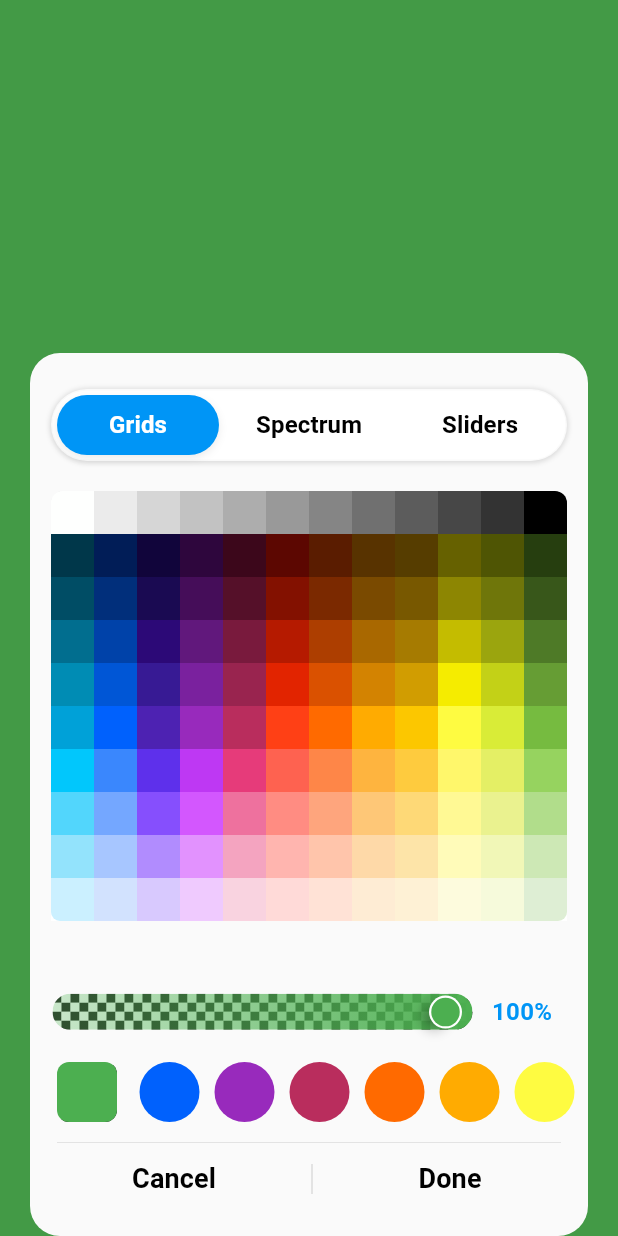
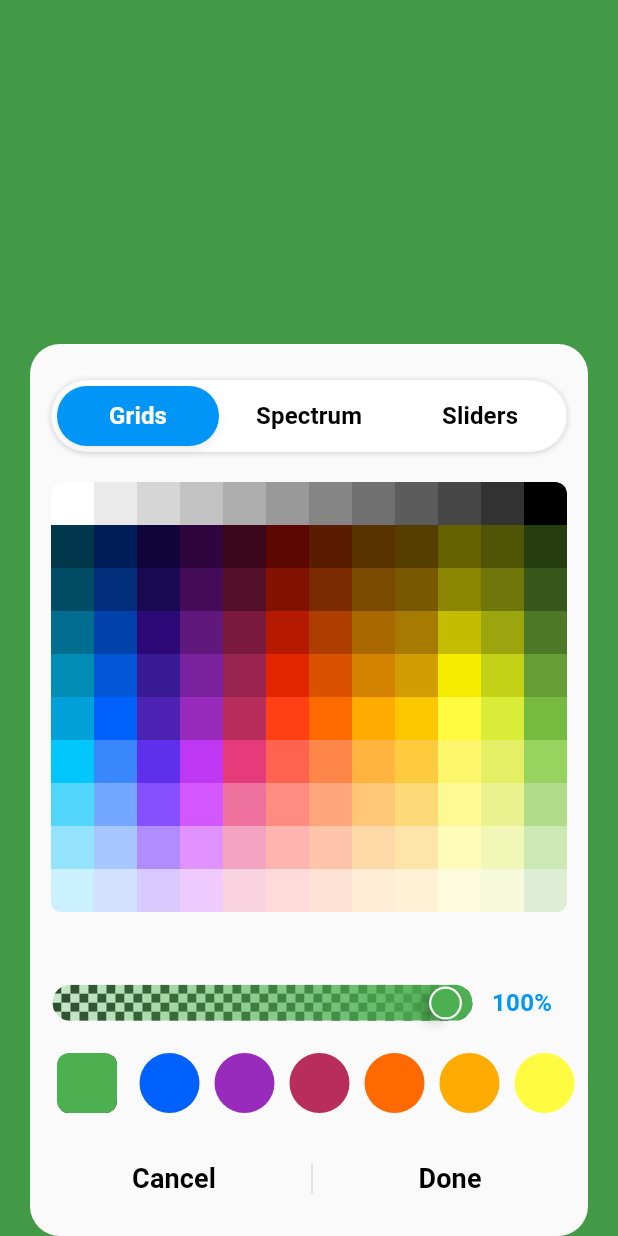
Before and after one commit to yunisrajabi/ios_color_picker, a Flutter app: the screen it shows after launch, after a tap on "Custom iOS for all", on a phone screen of 412 x 824 dp. Run offline on Flutter 3.47's test engine with Material 3 defaults, Android fonts, the phone set to English and light mode, and no system bars; our stand-ins replace plugin_platform_interface, shared_preferences, toastification; missing offline and left inert: super_tooltip; Roboto replaces fonts that are missing (Anaheim).

Commit message:
remove divider

```diff
--- a/lib/custom_picker/ios_color_picker.dart
+++ b/lib/custom_picker/ios_color_picker.dart
@@ -211,16 +211,16 @@ class _IosColorPickerState extends State<IosColorPicker> {
                     )
                   ],
                 ),
-                const SizedBox(height: 14.0),
-                Divider(
-                  color: Theme.of(context).brightness == Brightness.light
-                      ? Colors.black12
-                      : Colors.white10,
-                  height: 0.0,
-                  thickness: 0.5,
-                  indent: 18,
-                  endIndent: 18,
-                ),
+                const SizedBox(height: 20.0),
+                // Divider(
+                //   color: Theme.of(context).brightness == Brightness.light
+                //       ? Colors.black12
+                //       : Colors.white10,
+                //   height: 0.0,
+                //   thickness: 0.5,
+                //   indent: 18,
+                //   endIndent: 18,
+                // ),
                 Padding(
                   padding: const EdgeInsets.fromLTRB(14.0, 0.0, 10.0, 14.0),
                   child: Row(
```
